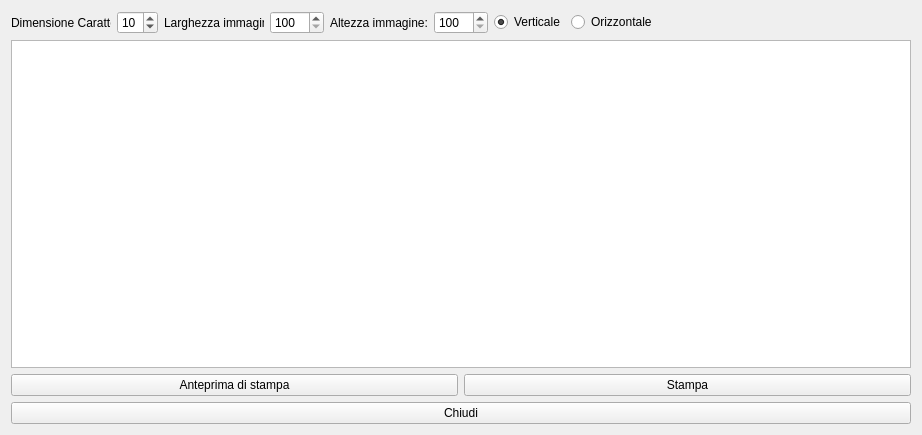
fblabs/hamlet-mod-sancon, file hprint.ui: the form before one commit.
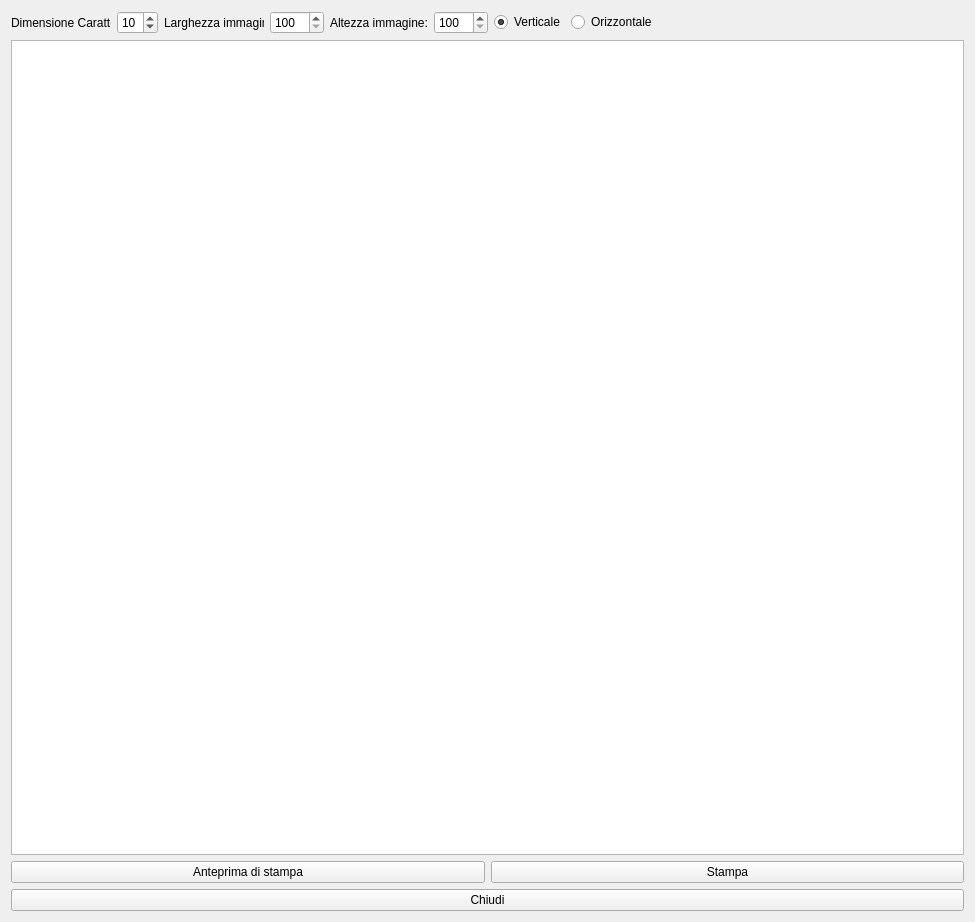
The form after the commit. Icons and pictures are not drawn.

Patch:
```diff
--- a/hprint.ui
+++ b/hprint.ui
@@ -9,8 +9,8 @@
    <rect>
     <x>0</x>
     <y>0</y>
-    <width>922</width>
-    <height>435</height>
+    <width>975</width>
+    <height>922</height>
    </rect>
   </property>
   <property name="sizePolicy">
@@ -198,7 +198,7 @@
         <string>&lt;!DOCTYPE HTML PUBLIC &quot;-//W3C//DTD HTML 4.0//EN&quot; &quot;http://www.w3.org/TR/REC-html40/strict.dtd&quot;&gt;
 &lt;html&gt;&lt;head&gt;&lt;meta name=&quot;qrichtext&quot; content=&quot;1&quot; /&gt;&lt;meta charset=&quot;utf-8&quot; /&gt;&lt;style type=&quot;text/css&quot;&gt;
 p, li { white-space: pre-wrap; }
-&lt;/style&gt;&lt;/head&gt;&lt;body style=&quot; font-family:'Verdana'; font-size:12pt; font-weight:400; font-style:normal;&quot;&gt;
+&lt;/style&gt;&lt;/head&gt;&lt;body style=&quot; font-family:'Segoe UI'; font-size:12pt; font-weight:400; font-style:normal;&quot;&gt;
 &lt;p style=&quot;-qt-paragraph-type:empty; margin-top:0px; margin-bottom:0px; margin-left:0px; margin-right:0px; -qt-block-indent:0; text-indent:0px; font-family:'MS Shell Dlg 2'; font-size:8.25pt;&quot;&gt;&lt;br /&gt;&lt;/p&gt;&lt;/body&gt;&lt;/html&gt;</string>
        </property>
       </widget>
```
